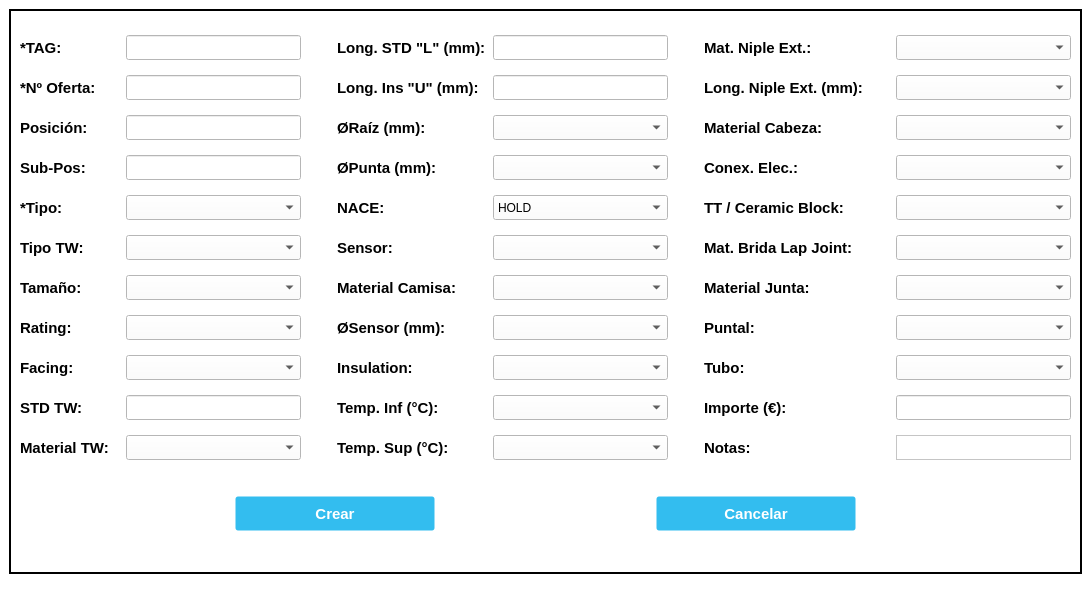
Before: the Qt Designer form UI_Files/CreateTAGTemp_Window.ui in e-serrano/ERP_EIPSA, drawn with Qt 5.
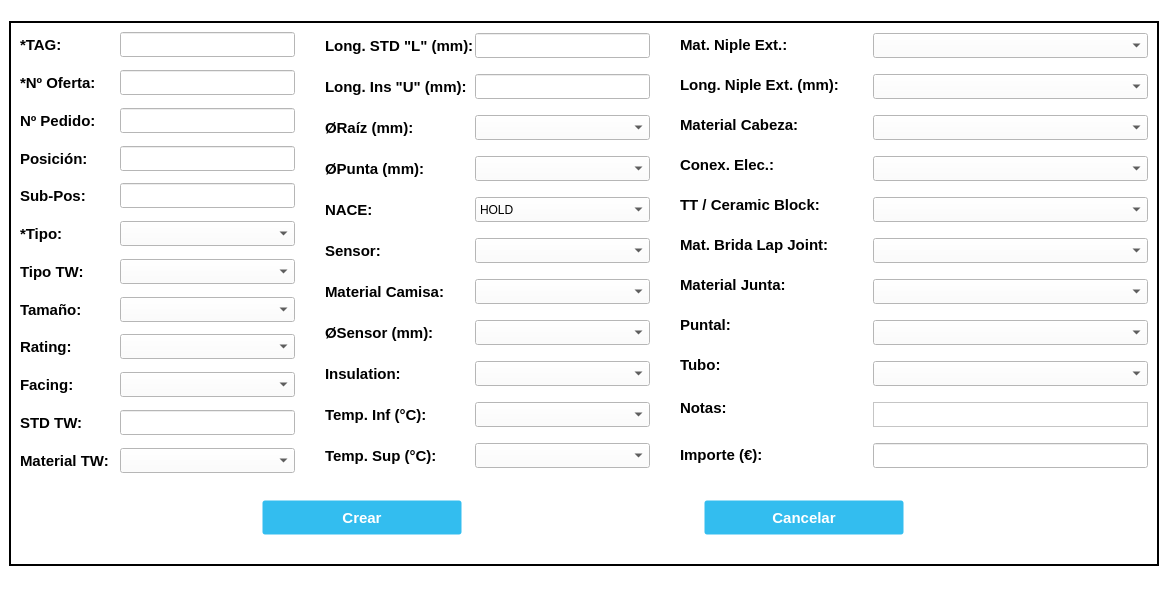
After: the same form once the commit is applied. Icons and pictures are not drawn.

```diff
--- a/UI_Files/CreateTAGTemp_Window.ui
+++ b/UI_Files/CreateTAGTemp_Window.ui
@@ -6,20 +6,20 @@
    <rect>
     <x>0</x>
     <y>0</y>
-    <width>1091</width>
-    <height>605</height>
+    <width>1168</width>
+    <height>610</height>
    </rect>
   </property>
   <property name="minimumSize">
    <size>
-    <width>0</width>
-    <height>605</height>
+    <width>1150</width>
+    <height>610</height>
    </size>
   </property>
   <property name="maximumSize">
    <size>
-    <width>2000</width>
-    <height>605</height>
+    <width>1168</width>
+    <height>610</height>
    </size>
   </property>
   <property name="cursor">
@@ -81,6 +81,18 @@
    <layout class="QGridLayout" name="gridLayout">
     <item row="0" column="0">
      <widget class="QFrame" name="frame">
+      <property name="minimumSize">
+       <size>
+        <width>1150</width>
+        <height>545</height>
+       </size>
+      </property>
+      <property name="maximumSize">
+       <size>
+        <width>1150</width>
+        <height>545</height>
+       </size>
+      </property>
       <property name="frameShape">
        <enum>QFrame::StyledPanel</enum>
       </property>
@@ -88,22 +100,9 @@
        <enum>QFrame::Raised</enum>
       </property>
       <layout class="QVBoxLayout" name="verticalLayout_5">
-       <item>
-        <spacer name="vSpacer1">
-         <property name="orientation">
-          <enum>Qt::Vertical</enum>
-         </property>
-         <property name="sizeType">
-          <enum>QSizePolicy::Fixed</enum>
-         </property>
-         <property name="sizeHint" stdset="0">
-          <size>
-           <width>20</width>
-           <height>15</height>
-          </size>
-         </property>
-        </spacer>
-       </item>
+       <property name="spacing">
+        <number>0</number>
+       </property>
        <item>
         <layout class="QHBoxLayout" name="hLayout1">
          <item>
@@ -161,6 +160,31 @@
              </property>
             </widget>
            </item>
+           <item>
+            <widget class="QLabel" name="label_NumOrder">
+             <property name="minimumSize">
+              <size>
+               <width>100</width>
+               <height>25</height>
+              </size>
+             </property>
+             <property name="maximumSize">
+              <size>
+               <width>100</width>
+               <height>25</height>
+              </size>
+             </property>
+             <property name="font">
+              <font>
+               <pointsize>11</pointsize>
+               <bold>true</bold>
+              </font>
+             </property>
+             <property name="text">
+              <string>Nº Pedido:</string>
+             </property>
+            </widget>
+           </item>
            <item>
             <widget class="QLabel" name="label_Pos">
              <property name="minimumSize">
@@ -435,6 +459,22 @@
              </property>
             </widget>
            </item>
+           <item>
+            <widget class="QLineEdit" name="NumOrder_CreatetagT">
+             <property name="minimumSize">
+              <size>
+               <width>175</width>
+               <height>25</height>
+              </size>
+             </property>
+             <property name="maximumSize">
+              <size>
+               <width>175</width>
+               <height>25</height>
+              </size>
+             </property>
+            </widget>
+           </item>
            <item>
             <widget class="QLineEdit" name="Pos_CreatetagT">
              <property name="minimumSize">
@@ -632,7 +672,7 @@
            <property name="sizeHint" stdset="0">
             <size>
              <width>30</width>
-             <height>20</height>
+             <height>30</height>
             </size>
            </property>
           </spacer>
@@ -1158,7 +1198,7 @@
            <property name="sizeHint" stdset="0">
             <size>
              <width>30</width>
-             <height>20</height>
+             <height>30</height>
             </size>
            </property>
           </spacer>
@@ -1393,19 +1433,6 @@
              </property>
             </widget>
            </item>
-           <item>
-            <widget class="QLabel" name="label_Amount">
-             <property name="font">
-              <font>
-               <pointsize>11</pointsize>
-               <bold>true</bold>
-              </font>
-             </property>
-             <property name="text">
-              <string>Importe (€):</string>
-             </property>
-            </widget>
-           </item>
            <item>
             <widget class="QLabel" name="label_Notes">
              <property name="font">
@@ -1419,6 +1446,19 @@
              </property>
             </widget>
            </item>
+           <item>
+            <widget class="QLabel" name="label_Amount">
+             <property name="font">
+              <font>
+               <pointsize>11</pointsize>
+               <bold>true</bold>
+              </font>
+             </property>
+             <property name="text">
+              <string>Importe (€):</string>
+             </property>
+            </widget>
+           </item>
           </layout>
          </item>
          <item>
@@ -1430,13 +1470,13 @@
             <widget class="QComboBox" name="Nipextmat_CreatetagT">
              <property name="minimumSize">
               <size>
-               <width>175</width>
+               <width>275</width>
                <height>25</height>
               </size>
              </property>
              <property name="maximumSize">
               <size>
-               <width>175</width>
+               <width>275</width>
                <height>25</height>
               </size>
              </property>
@@ -1451,13 +1491,13 @@
             <widget class="QComboBox" name="Nipextlength_CreatetagT">
              <property name="minimumSize">
               <size>
-               <width>175</width>
+               <width>275</width>
                <height>25</height>
               </size>
              </property>
              <property name="maximumSize">
               <size>
-               <width>175</width>
+               <width>275</width>
                <height>25</height>
               </size>
              </property>
@@ -1472,13 +1512,13 @@
             <widget class="QComboBox" name="Headmat_CreatetagT">
              <property name="minimumSize">
               <size>
-               <width>175</width>
+               <width>275</width>
                <height>25</height>
               </size>
              </property>
              <property name="maximumSize">
               <size>
-               <width>175</width>
+               <width>275</width>
                <height>25</height>
               </size>
              </property>
@@ -1493,13 +1533,13 @@
             <widget class="QComboBox" name="Elecconn_CreatetagT">
              <property name="minimumSize">
               <size>
-               <width>175</width>
+               <width>275</width>
                <height>25</height>
               </size>
              </property>
              <property name="maximumSize">
               <size>
-               <width>175</width>
+               <width>275</width>
                <height>25</height>
               </size>
              </property>
@@ -1514,13 +1554,13 @@
             <widget class="QComboBox" name="TTcerblock_CreatetagT">
              <property name="minimumSize">
               <size>
-               <width>175</width>
+               <width>275</width>
                <height>25</height>
               </size>
              </property>
              <property name="maximumSize">
               <size>
-               <width>175</width>
+               <width>275</width>
                <height>25</height>
               </size>
              </property>
@@ -1535,13 +1575,13 @@
             <widget class="QComboBox" name="Flangelapjointmat_CreatetagT">
              <property name="minimumSize">
               <size>
-               <width>175</width>
+               <width>275</width>
                <height>25</height>
               </size>
              </property>
              <property name="maximumSize">
               <size>
-               <width>175</width>
+               <width>275</width>
                <height>25</height>
               </size>
              </property>
@@ -1556,13 +1596,13 @@
             <widget class="QComboBox" name="Gasketmat_CreatetagT">
              <property name="minimumSize">
               <size>
-               <width>175</width>
+               <width>275</width>
                <height>25</height>
               </size>
              </property>
              <property name="maximumSize">
               <size>
-               <width>175</width>
+               <width>275</width>
                <height>25</height>
               </size>
              </property>
@@ -1577,13 +1617,13 @@
             <widget class="QComboBox" name="Puntal_CreatetagT">
              <property name="minimumSize">
               <size>
-               <width>175</width>
+               <width>275</width>
                <height>25</height>
               </size>
              </property>
              <property name="maximumSize">
               <size>
-               <width>175</width>
+               <width>275</width>
                <height>25</height>
               </size>
              </property>
@@ -1598,13 +1638,13 @@
             <widget class="QComboBox" name="Tube_CreatetagT">
              <property name="minimumSize">
               <size>
-               <width>175</width>
+               <width>275</width>
                <height>25</height>
               </size>
              </property>
              <property name="maximumSize">
               <size>
-               <width>175</width>
+               <width>275</width>
                <height>25</height>
               </size>
              </property>
@@ -1615,33 +1655,33 @@
              </property>
             </widget>
            </item>
-           <item>
-            <widget class="QLineEdit" name="Amount_CreatetagT">
-             <property name="minimumSize">
-              <size>
-               <width>175</width>
-               <height>25</height>
-              </size>
-             </property>
-             <property name="maximumSize">
-              <size>
-               <width>175</width>
-               <height>25</height>
-              </size>
-             </property>
-            </widget>
-           </item>
            <item>
             <widget class="QTextEdit" name="Notes_CreatetagT">
              <property name="minimumSize">
               <size>
-               <width>175</width>
+               <width>275</width>
                <height>25</height>
               </size>
              </property>
              <property name="maximumSize">
               <size>
-               <width>175</width>
+               <width>275</width>
+               <height>25</height>
+              </size>
+             </property>
+            </widget>
+           </item>
+           <item>
+            <widget class="QLineEdit" name="Amount_CreatetagT">
+             <property name="minimumSize">
+              <size>
+               <width>275</width>
+               <height>25</height>
+              </size>
+             </property>
+             <property name="maximumSize">
+              <size>
+               <width>275</width>
                <height>25</height>
               </size>
              </property>
@@ -1743,15 +1783,21 @@
          <property name="minimumSize">
           <size>
            <width>0</width>
-           <height>25</height>
+           <height>20</height>
           </size>
          </property>
          <property name="maximumSize">
           <size>
            <width>16777215</width>
-           <height>25</height>
+           <height>20</height>
           </size>
          </property>
+         <property name="font">
+          <font>
+           <pointsize>12</pointsize>
+           <bold>true</bold>
+          </font>
+         </property>
          <property name="styleSheet">
           <string notr="true">color: rgb(255, 0, 0);</string>
          </property>
```
Left out of the diff: 2 changed lines with no effect on the pictures.
